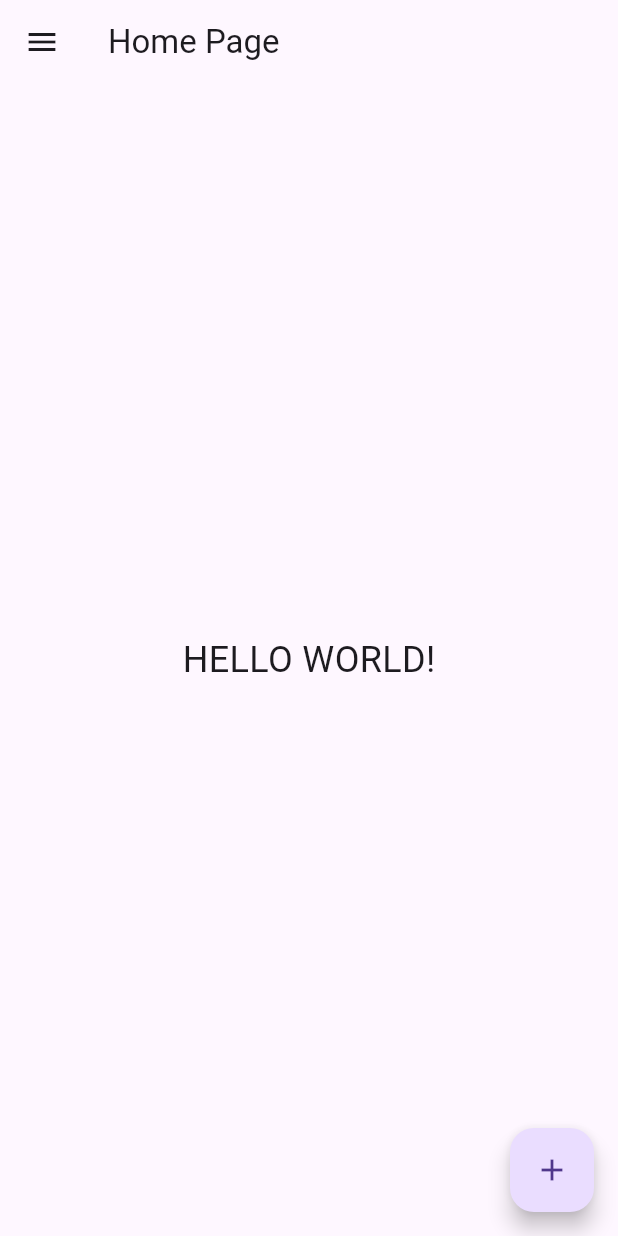
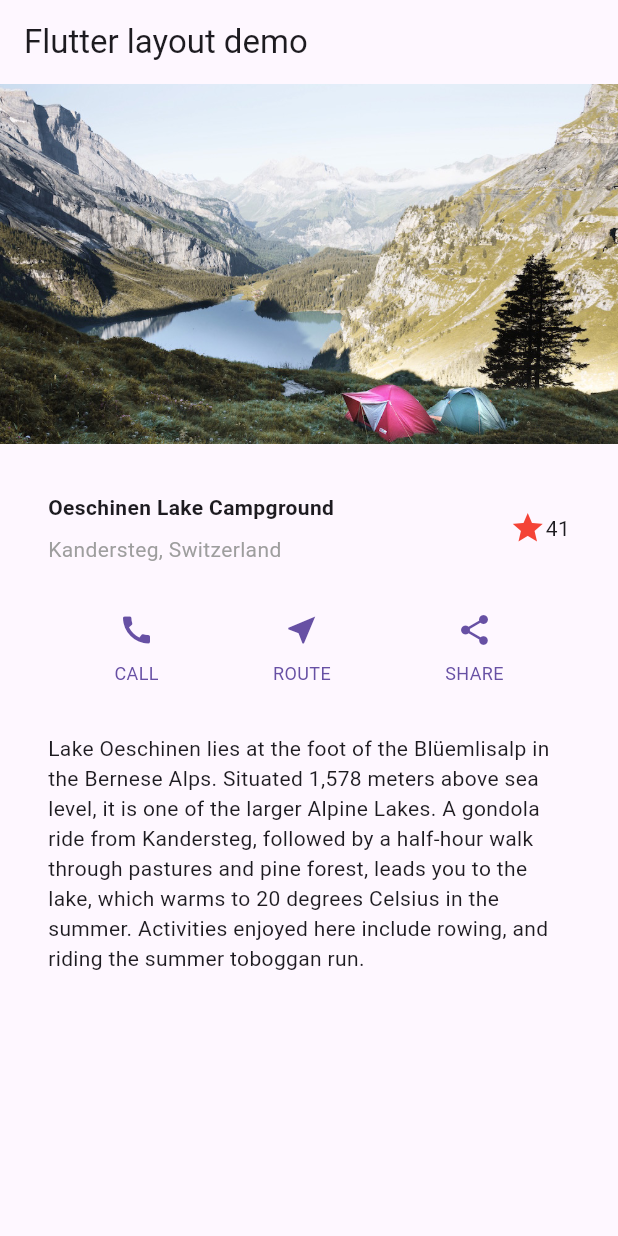
Before and after one commit to jamilligioielli/fiap-3sis-cross-platform, a Flutter app: the screen it shows after launch, on a phone screen of 412 x 824 dp. Run offline on Flutter 3.47's test engine with Material 3 defaults, Android fonts, the phone set to English and light mode, and no system bars.

Commit message:
layout page

```diff
--- /dev/null
+++ b/firstapp/lib/components/layout/button_section.dart
@@ -0,0 +1,22 @@
+import 'package:firstapp/components/layout/button_with_text.dart';
+import 'package:flutter/material.dart';
+import 'package:flutter/widgets.dart';
+
+class ButtonSection extends StatelessWidget {
+  const ButtonSection({super.key});
+
+  @override
+  Widget build(BuildContext context) {
+    final Color color = Theme.of(context).primaryColor;
+    return SizedBox(
+      child: Row(
+        mainAxisAlignment: MainAxisAlignment.spaceEvenly,
+        children: [
+          ButtonWithText(color: color, icon: Icons.call, label: 'CALL'),
+          ButtonWithText(color: color, icon: Icons.near_me, label: 'ROUTE'),
+          ButtonWithText(color: color, icon: Icons.share, label: 'SHARE'),
+        ],
+      ),
+    );
+  }
+}
--- /dev/null
+++ b/firstapp/lib/components/layout/button_with_text.dart
@@ -0,0 +1,36 @@
+import 'package:flutter/material.dart';
+
+class ButtonWithText extends StatelessWidget {
+  const ButtonWithText({
+    super.key,
+    required this.color,
+    required this.icon,
+    required this.label,
+  });
+
+  final Color color;
+  final IconData icon;
+  final String label;
+
+  @override
+  Widget build(BuildContext context) {
+    return Column(
+      mainAxisSize: MainAxisSize.min,
+      mainAxisAlignment: MainAxisAlignment.center,
+      children: [
+        Icon(icon, color: color),
+        Padding(
+          padding: const EdgeInsets.only(top: 8),
+          child: Text(
+            label,
+            style: TextStyle(
+              fontSize: 12,
+              fontWeight: FontWeight.w400,
+              color: color,
+            ),
+          ),
+        ),
+      ],
+    );
+  }
+}
--- /dev/null
+++ b/firstapp/lib/components/layout/image_section.dart
@@ -0,0 +1,12 @@
+import 'package:flutter/material.dart';
+
+class ImageSection extends StatelessWidget {
+  const ImageSection({super.key, required this.image});
+
+  final String image;
+
+  @override
+  Widget build(BuildContext context) {
+    return Image.asset(image, width: 600, height: 240, fit: BoxFit.cover);
+  }
+}
--- /dev/null
+++ b/firstapp/lib/components/layout/text_section.dart
@@ -0,0 +1,15 @@
+import 'package:flutter/material.dart';
+
+class TextSection extends StatelessWidget {
+  const TextSection({super.key, required this.description});
+
+  final String description;
+
+  @override
+  Widget build(BuildContext context) {
+    return Padding(
+      padding: const EdgeInsets.all(32),
+      child: Text(description, softWrap: true),
+    );
+  }
+}
--- /dev/null
+++ b/firstapp/lib/components/layout/title_section.dart
@@ -0,0 +1,40 @@
+import 'package:flutter/material.dart';
+import 'package:flutter/widgets.dart';
+
+class TitleSection extends StatelessWidget {
+  const TitleSection({super.key, required this.name, required this.location});
+
+  final String name;
+  final String location;
+
+  @override
+  Widget build(BuildContext context) {
+    return Padding(
+      padding: const EdgeInsets.all(32),
+      child: Row(
+        children: [
+          Expanded(
+            /*1*/
+            child: Column(
+              crossAxisAlignment: CrossAxisAlignment.start,
+              children: [
+                /*2*/
+                Padding(
+                  padding: const EdgeInsets.only(bottom: 8),
+                  child: Text(
+                    name,
+                    style: const TextStyle(fontWeight: FontWeight.bold),
+                  ),
+                ),
+                Text(location, style: TextStyle(color: Colors.grey[500])),
+              ],
+            ),
+          ),
+          /*3*/
+          Icon(Icons.star, color: Colors.red[500]),
+          const Text('41'),
+        ],
+      ),
+    );
+  }
+}
--- a/firstapp/lib/main.dart
+++ b/firstapp/lib/main.dart
@@ -1,8 +1,11 @@
 // ignore_for_file: prefer_const_constructors
 
-import 'package:firstapp/my_app.dart';
+import 'package:firstapp/pages/layout.dart';
+import 'package:firstapp/pages/my_app.dart';
 import 'package:flutter/material.dart';
 
 void main() {
-  runApp(MyApp());
+  // const appBase = MyApp();
+  const layoutApp = Layout();
+  runApp(layoutApp);
 }
--- /dev/null
+++ b/firstapp/lib/pages/layout.dart
@@ -0,0 +1,44 @@
+import 'package:firstapp/components/layout/button_section.dart';
+import 'package:firstapp/components/layout/image_section.dart';
+import 'package:firstapp/components/layout/text_section.dart';
+import 'package:firstapp/components/layout/title_section.dart';
+import 'package:flutter/material.dart';
+
+class Layout extends StatelessWidget {
+  const Layout({super.key});
+
+  @override
+  Widget build(BuildContext context) {
+    const String appTitle = 'Flutter layout demo';
+    return MaterialApp(
+      title: appTitle,
+      home: Scaffold(
+        appBar: AppBar(title: const Text(appTitle)),
+        body: const SingleChildScrollView(
+          child: Column(
+            children: [
+              ImageSection(
+                image: 'images/lake.jpg',
+              ),
+              TitleSection(
+                name: 'Oeschinen Lake Campground',
+                location: 'Kandersteg, Switzerland',
+              ),
+              ButtonSection(),
+              TextSection(
+                description:
+                    'Lake Oeschinen lies at the foot of the Blüemlisalp in the '
+                    'Bernese Alps. Situated 1,578 meters above sea level, it '
+                    'is one of the larger Alpine Lakes. A gondola ride from '
+                    'Kandersteg, followed by a half-hour walk through pastures '
+                    'and pine forest, leads you to the lake, which warms to 20 '
+                    'degrees Celsius in the summer. Activities enjoyed here '
+                    'include rowing, and riding the summer toboggan run.',
+              ),
+            ],
+          ),
+        ),
+      ),
+    );
+  }
+}
--- a/firstapp/lib/my_app.dart
+++ b/firstapp/lib/pages/my_app.dart
@@ -2,7 +2,7 @@
 
 import 'package:flutter/material.dart';
 
-import 'home_page.dart';
+import '../components/my_app/home_page.dart';
 
 class MyApp extends StatelessWidget{
   const MyApp({super.key});
--- a/firstapp/pubspec.yaml
+++ b/firstapp/pubspec.yaml
@@ -59,9 +59,8 @@ flutter:
   uses-material-design: true
 
   # To add assets to your application, add an assets section, like this:
-  # assets:
-  #   - images/a_dot_burr.jpeg
-  #   - images/a_dot_ham.jpeg
+  assets:
+    - images/lake.jpg
 
   # An image asset can refer to one or more resolution-specific "variants", see
   # https://flutter.dev/assets-and-images/#resolution-aware
```
Also changed, not shown: firstapp/images/lake.jpg (added), firstapp/lib/components/my_app/home_page.dart (renamed from firstapp/lib/home_page.dart), 1 other file.
